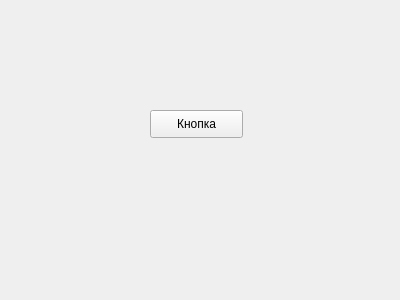
aur112/coffee3, file UI.ui: the form before one commit.
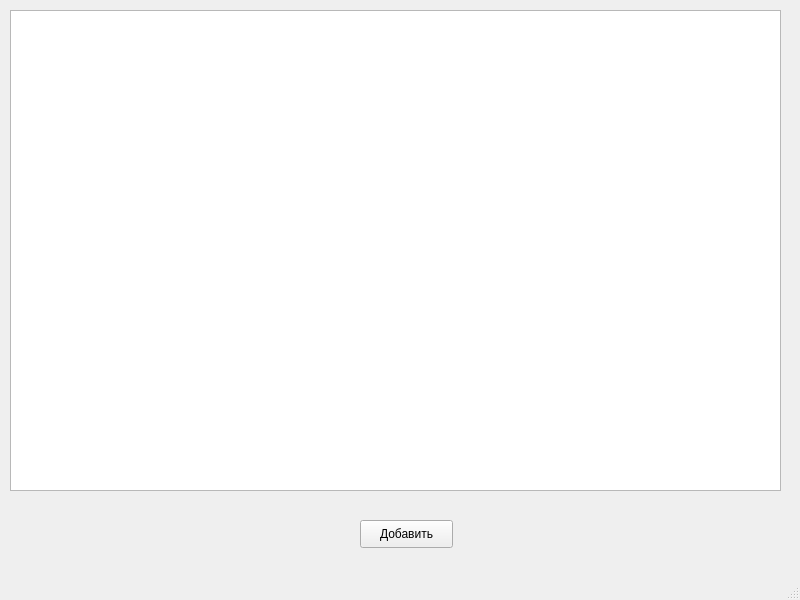
The form after the commit.

```diff
--- a/UI.ui
+++ b/UI.ui
@@ -1,37 +1,54 @@
 <?xml version="1.0" encoding="UTF-8"?>
 <ui version="4.0">
- <class>Form</class>
- <widget class="QWidget" name="Form">
+ <class>MainWindow</class>
+ <widget class="QMainWindow" name="MainWindow">
   <property name="geometry">
    <rect>
     <x>0</x>
     <y>0</y>
-    <width>400</width>
-    <height>300</height>
+    <width>800</width>
+    <height>600</height>
    </rect>
   </property>
   <property name="windowTitle">
    <string>Yellow circles</string>
   </property>
-  <widget class="QPushButton" name="pushButton">
+  <widget class="QWidget" name="centralwidget">
+   <widget class="QTableWidget" name="tableWidget">
+    <property name="geometry">
+     <rect>
+      <x>10</x>
+      <y>10</y>
+      <width>771</width>
+      <height>481</height>
+     </rect>
+    </property>
+   </widget>
+   <widget class="QPushButton" name="pushButton">
+    <property name="geometry">
+     <rect>
+      <x>360</x>
+      <y>520</y>
+      <width>93</width>
+      <height>28</height>
+     </rect>
+    </property>
+    <property name="text">
+     <string>Добавить</string>
+    </property>
+   </widget>
+  </widget>
+  <widget class="QMenuBar" name="menubar">
    <property name="geometry">
     <rect>
-     <x>150</x>
-     <y>110</y>
-     <width>93</width>
-     <height>28</height>
+     <x>0</x>
+     <y>0</y>
+     <width>800</width>
+     <height>26</height>
     </rect>
    </property>
-   <property name="sizePolicy">
-    <sizepolicy hsizetype="Maximum" vsizetype="Fixed">
-     <horstretch>0</horstretch>
-     <verstretch>0</verstretch>
-    </sizepolicy>
-   </property>
-   <property name="text">
-    <string>Кнопка</string>
-   </property>
   </widget>
+  <widget class="QStatusBar" name="statusbar"/>
  </widget>
  <resources/>
  <connections/>
```
Left out of the diff: 2 changed lines with no effect on the pictures.
